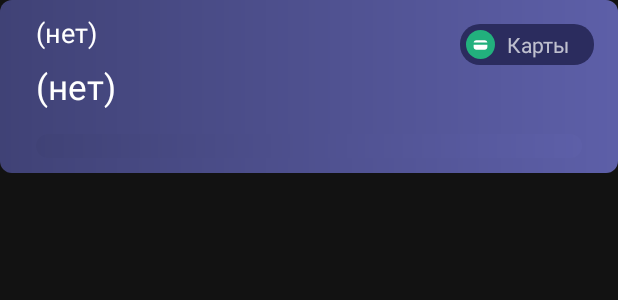
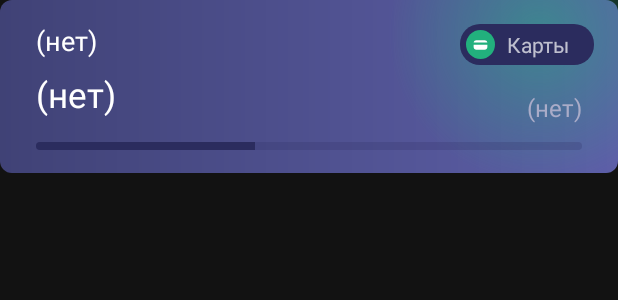
Before and after one commit to MikhailOnegin/Saver, an Android app: the layout rv_bank_item.xml on its own in the app's theme, with its tools: preview values and no code run, on a phone screen of 412 x 824 dp. Shown: the top 300 px of the screen. Run offline under Robolectric (Android 15) with nearby library versions, the phone set to English and light mode, and no system bars.

Commit message:
#93702# - работал над экраном "мои копилки" и его элементами

```diff
--- a/app/src/main/AndroidManifest.xml
+++ b/app/src/main/AndroidManifest.xml
@@ -9,7 +9,7 @@
         android:roundIcon="@mipmap/ic_launcher_round"
         android:theme="@style/Saver"
         tools:ignore="AllowBackup">
-        <activity android:name=".presentation.activities.MainActivity">
+        <activity android:name=".presentation.activity.MainActivity">
             <intent-filter>
                 <action android:name="android.intent.action.MAIN" />
 
--- /dev/null
+++ b/app/src/main/res/drawable/background_indicator_green.xml
@@ -0,0 +1,10 @@
+<?xml version="1.0" encoding="utf-8"?>
+<shape xmlns:android="http://schemas.android.com/apk/res/android"
+    android:shape="rectangle">
+    <gradient
+        android:gradientRadius="100dp"
+        android:endColor="@color/blurGradientEnd"
+        android:startColor="@color/greenGradientStart"
+        android:type="radial" />
+    <corners android:radius="@dimen/indicatorCornerRadius" />
+</shape>
--- a/app/src/main/res/drawable/background_progress_bar.xml
+++ b/app/src/main/res/drawable/background_progress_bar.xml
@@ -1,7 +1,18 @@
-<?xml version="1.0" encoding="utf-8"?>
-<shape xmlns:android="http://schemas.android.com/apk/res/android"
-    android:shape="rectangle">
-    <solid
-        android:color="@color/background_indicator"/>
-    <corners android:radius="@dimen/progressCornerRadius" />
-</shape>
+<layer-list xmlns:android="http://schemas.android.com/apk/res/android">
+
+    <item android:id="@android:id/background">
+        <shape>
+            <solid android:color="@color/background_indicator_opacity" />
+            <corners android:radius="@dimen/progressCornerRadius" />
+        </shape>
+    </item>
+
+    <item android:id="@android:id/progress">
+        <clip>
+            <shape>
+                <solid android:color="@color/background_indicator" />
+                <corners android:radius="@dimen/progressCornerRadius" />
+            </shape>
+        </clip>
+    </item>
+</layer-list>
--- a/app/src/main/res/layout/activity_main.xml
+++ b/app/src/main/res/layout/activity_main.xml
@@ -5,7 +5,7 @@
     android:layout_width="match_parent"
     android:layout_height="match_parent"
     android:orientation="vertical"
-    tools:context=".presentation.activities.MainActivity">
+    tools:context=".presentation.activity.MainActivity">
 
     <fragment
         android:id="@+id/nav_host_fragment"
--- a/app/src/main/res/layout/rv_bank_item.xml
+++ b/app/src/main/res/layout/rv_bank_item.xml
@@ -5,6 +5,15 @@
     android:layout_height="@dimen/bankHeight"
     android:background="@drawable/background_item"
     android:gravity="center_vertical">
+
+    <View
+        android:layout_width="300dp"
+        android:layout_height="300dp"
+        android:background="@drawable/background_indicator_green"
+        app:layout_constraintBottom_toBottomOf="@id/indicator"
+        app:layout_constraintEnd_toEndOf="parent"
+        app:layout_constraintStart_toStartOf="@id/indicator"
+        app:layout_constraintTop_toTopOf="parent" />
 
     <LinearLayout
         android:layout_width="match_parent"
@@ -34,10 +43,12 @@
             android:textSize="@dimen/walletCountTextSize" />
 
         <ProgressBar
-            style="@android:style/Widget.Holo.ProgressBar.Horizontal"
+            android:id="@+id/intentProgress"
+            style="@style/Widget.AppCompat.ProgressBar.Horizontal"
             android:layout_width="match_parent"
-            android:progressDrawable="@drawable/background_item"
-            android:layout_height="wrap_content" />
+            android:layout_height="@dimen/progressBarHeight"
+            android:progress="40"
+            android:progressDrawable="@drawable/background_progress_bar" />
 
     </LinearLayout>
 
@@ -51,4 +62,17 @@
         app:layout_constraintEnd_toEndOf="parent"
         app:layout_constraintTop_toTopOf="parent" />
 
+    <TextView
+        android:id="@+id/intent"
+        android:layout_width="wrap_content"
+        android:layout_height="wrap_content"
+        android:layout_marginEnd="@dimen/largeMargin"
+        android:layout_marginBottom="@dimen/normalMargin"
+        android:text="@string/stub"
+        android:textColor="@color/gray"
+        android:textSize="@dimen/intentTextSize"
+        app:layout_constraintBottom_toBottomOf="parent"
+        app:layout_constraintEnd_toEndOf="parent"
+        app:layout_constraintTop_toBottomOf="@id/indicator" />
+
 </androidx.constraintlayout.widget.ConstraintLayout>
--- a/app/src/main/res/layout/rv_show_inactive.xml
+++ b/app/src/main/res/layout/rv_show_inactive.xml
@@ -6,8 +6,7 @@
     android:background="@android:color/transparent"
     android:gravity="center_vertical"
     android:orientation="horizontal"
-    android:paddingVertical="@dimen/smallMargin"
-    tools:context=".presentation.fragments.bank.BanksFragment">
+    android:paddingVertical="@dimen/smallMargin">
 
     <View
         android:layout_width="0dp"
--- a/app/src/main/res/values/colors.xml
+++ b/app/src/main/res/values/colors.xml
@@ -7,10 +7,16 @@
     <color name="walletGradientStart">#404276</color>
     <color name="walletGradientEnd">#5D5FA8</color>
 
+    <color name="blueGradientStart">#801480FF</color>
+    <color name="greenGradientStart">#8022B07D</color>
+    <color name="orangeGradientStart">#80FFA114</color>
+    <color name="blurGradientEnd">#002F3171</color>
+
     <color name="background_screen">#2F3171</color>
     <color name="background_menu">#222131</color>
     <color name="background_menu_opacity">#48222131</color>
     <color name="background_indicator">#2B2C5E</color>
+    <color name="background_indicator_opacity">#3B2B2C5E</color>
     <color name="bnv_icon">#6B55F7</color>
     <color name="gray">#AAACC8</color>
     <color name="gray_dark">#666A8D</color>
--- a/app/src/main/res/values/dimens.xml
+++ b/app/src/main/res/values/dimens.xml
@@ -7,6 +7,7 @@
     <dimen name="xLargeMargin">32dp</dimen>
     <dimen name="bnvHeight">80dp</dimen>
     <dimen name="bnvTextSize">14sp</dimen>
+    <dimen name="intentTextSize">16sp</dimen>
     <dimen name="toolbarMargin">10dp</dimen>
     <dimen name="toolbarTextSize">22sp</dimen>
     <dimen name="walletHeight">100dp</dimen>
@@ -21,4 +22,5 @@
     <dimen name="buttonTextSize">19sp</dimen>
     <dimen name="buttonCornerRadius">30dp</dimen>
     <dimen name="bankHeight">115dp</dimen>
+    <dimen name="progressBarHeight">5dp</dimen>
 </resources>
--- a/app/src/main/res/values/strings.xml
+++ b/app/src/main/res/values/strings.xml
@@ -19,4 +19,8 @@
     <string name="add_wallet">Добавить кошелек</string>
     <string name="my_banks">Мои копилки</string>
     <string name="add_bank">Добавить копилку</string>
+    <string name="add_new_wallet">Новый кошелек</string>
+    <string name="walletCreateDate">Дата добавления</string>
+    <string name="walletName">Название</string>
+    <string name="startMoney">Начальная сумма</string>
 </resources>
```
Also changed, not shown: app/src/main/java/digital/fact/saver/presentation/activities/MainActivity.kt (deleted, +0 -23 lines), app/src/main/java/digital/fact/saver/presentation/activity/MainActivity.kt (+10 -1 lines), app/src/main/java/digital/fact/saver/presentation/fragments/bank/BanksFragment.kt (+13 -2 lines), app/src/main/java/digital/fact/saver/presentation/fragments/wallet/WalletAddFragment.kt (added, +22 -0 lines), app/src/main/res/drawable/background_indicator_blue.xml (added, +10 -0 lines), app/src/main/res/drawable/background_indicator_orange.xml (added, +10 -0 lines), app/src/main/res/drawable/ic_back.xml (added, +10 -0 lines), app/src/main/res/layout/fragment_wallet_add.xml (added, +94 -0 lines), app/src/main/res/layout/rv_wallet_active.xml (+9 -0 lines), app/src/main/res/layout/rv_wallet_inactive.xml (+50 -9 lines), app/src/main/res/navigation/navigation_main.xml (+10 -1 lines).
